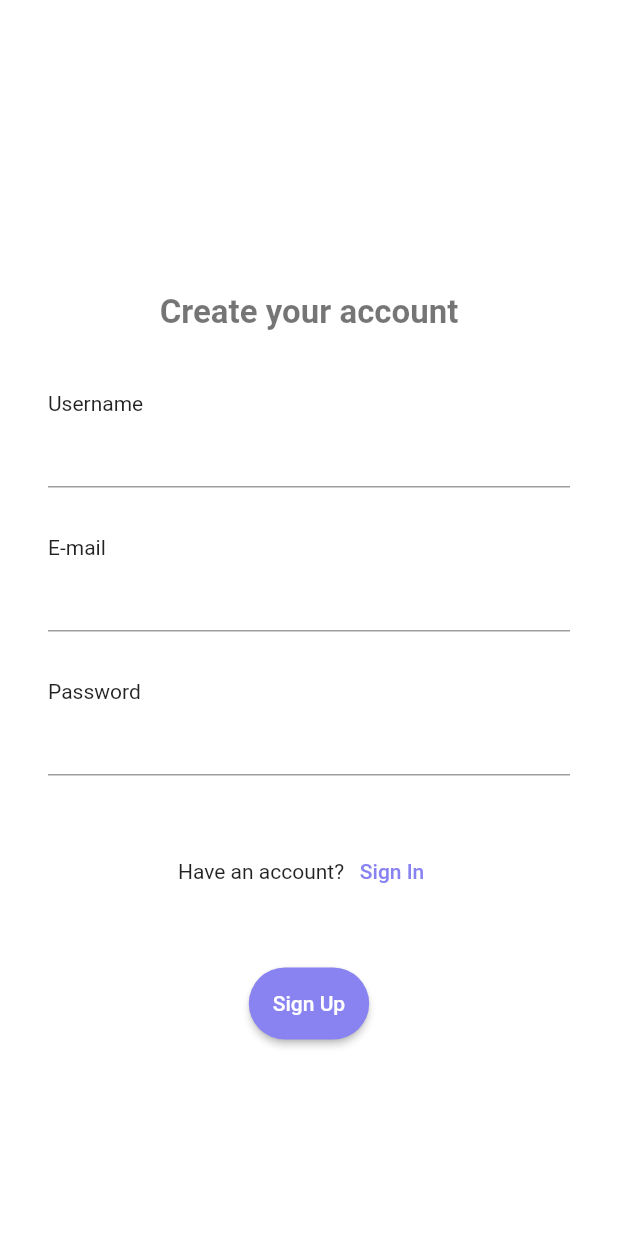
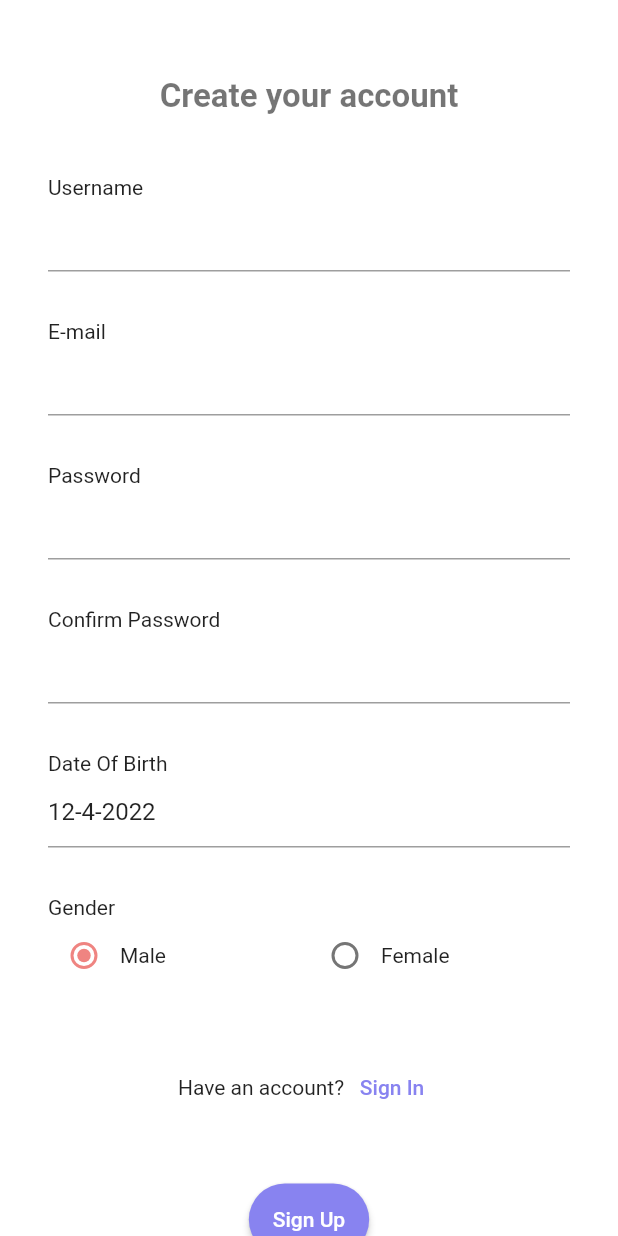
Before and after one commit to muiz6/healthy, a Flutter app: the screen it shows after launch, after a tap on "Sign Up", on a phone screen of 412 x 824 dp. Run offline on Flutter 3.47's test engine with Material 2 defaults, Android fonts, the phone set to English and light mode, and no system bars; our stand-ins replace camera, cloud_firestore, dio, dotted_border, firebase_core, firebase_storage and 4 more; accounts and stored records are empty.

Commit message:
sign up page improved

```diff
--- a/app/lib/main.dart
+++ b/app/lib/main.dart
@@ -20,7 +20,7 @@ class MyApp extends StatelessWidget {
       title: strings.appName,
       theme: theme.appTheme,
       home: SplashPage(),
-      defaultTransition: Transition.leftToRight,
+      defaultTransition: Transition.rightToLeft,
     );
   }
 }
--- a/app/lib/pages/sign_up_page.dart
+++ b/app/lib/pages/sign_up_page.dart
@@ -9,16 +9,34 @@ import 'package:healthy/strings.dart' as strings;
 import 'package:healthy/util/validators.dart' as validators;
 import 'package:healthy/widgets/scrollable_body.dart';
 
-class SignUpPage extends StatelessWidget {
+class SignUpPage extends StatefulWidget {
+  @override
+  State<SignUpPage> createState() => _SignUpPageState();
+}
+
+class _SignUpPageState extends State<SignUpPage> {
   final emailCtrl = TextEditingController();
   final formKey = GlobalKey<FormState>();
   final nameCtrl = TextEditingController();
   final pwdCtrl = TextEditingController();
+  final _confirmPwdCtrl = TextEditingController();
+  final _dobController = TextEditingController();
+  String _gender = 'male';
+  DateTime _dob = DateTime.now();
+  bool _loading = false;
+
+  @override
+  void initState() {
+    _dobController.value = TextEditingValue(text: _format(_dob));
+    super.initState();
+  }
 
   @override
   Widget build(BuildContext context) {
     return Scaffold(
-      body: ScrollableBody(
+      body: _loading
+          ? Center(child: CircularProgressIndicator())
+          : ScrollableBody(
               child: Form(
                 child: Column(
                   children: _buildColumnItems(context),
@@ -53,7 +71,45 @@ class SignUpPage extends StatelessWidget {
       TextFormField(
         controller: pwdCtrl,
         obscureText: true,
-        validator: validators.validatePassword,
+        validator: (value) => validators.validateConfirmPassword(
+          value,
+          _confirmPwdCtrl,
+        ),
+      ),
+      SizedBox(height: dimens.insetL),
+      Row(children: [Text('Confirm Password')]),
+      TextFormField(
+        controller: _confirmPwdCtrl,
+        obscureText: true,
+        validator: (value) => validators.validateConfirmPassword(
+          value,
+          pwdCtrl,
+        ),
+      ),
+      SizedBox(height: dimens.insetL),
+      Row(children: [Text('Date Of Birth')]),
+      TextFormField(
+        controller: _dobController,
+        readOnly: true,
+        onTap: () => _onPickDate(context),
+      ),
+      SizedBox(height: dimens.insetL),
+      Row(children: [Text('Gender')]),
+      Row(
+        children: [
+          Radio(
+            value: 'male',
+            groupValue: _gender,
+            onChanged: (String? value) => setState(() => _gender = value!),
+          ),
+          Expanded(child: Text('Male')),
+          Radio(
+            value: 'female',
+            groupValue: _gender,
+            onChanged: (String? value) => setState(() => _gender = value!),
+          ),
+          Expanded(child: Text('Female')),
+        ],
       ),
       SizedBox(height: 40),
       _signInMsg(),
@@ -86,18 +142,43 @@ class SignUpPage extends StatelessWidget {
     if (formKey.currentState?.validate() ?? false) {
       bool successful = false;
       try {
-        final result = await repository.signUp(
-            nameCtrl.text, emailCtrl.text, pwdCtrl.text);
+        setState(() => _loading = true);
+        final result = await repository.signUp({
+          'name': nameCtrl.text,
+          'email': emailCtrl.text,
+          'password': pwdCtrl.text,
+          'gender': _gender,
+          'dob': _dob,
+        });
         if (result != null) {
           successful = true;
           Get.offAll(SelectionPage());
         }
       } catch (e) {}
       if (!successful) {
+        await Future.delayed(Duration(seconds: 1));
+        setState(() => _loading = false);
         ScaffoldMessenger.of(context).showSnackBar(SnackBar(
           content: Text('Something went wrong'),
         ));
       }
     }
   }
+
+  Future<void> _onPickDate(BuildContext context) async {
+    final date = await showDatePicker(
+      context: context,
+      initialDate: _dob,
+      firstDate: DateTime(1900),
+      lastDate: DateTime.now(),
+    );
+    if (date != null) {
+      _dob = date;
+      _dobController.value = TextEditingValue(text: _format(_dob));
     }
+  }
+
+  String _format(DateTime date) {
+    return '${date.day}-${date.month}-${date.year}';
+  }
+}
--- a/app/lib/util/validators.dart
+++ b/app/lib/util/validators.dart
@@ -1,3 +1,5 @@
+import 'package:flutter/widgets.dart';
+
 String? validateEmail(String? value) {
   if (value != null && value.isEmpty ||
       !RegExp(r"^[a-zA-Z0-9.a-zA-Z0-9.!#$%&'*+-/=?^_`{|}~]+@[a-zA-Z0-9]+\.[a-zA-Z]+")
@@ -14,6 +16,17 @@ String? validatePassword(String? value) {
   return null;
 }
 
+String? validateConfirmPassword(
+    String? value, TextEditingController controller) {
+  if (value != null && value.length < 8) {
+    return 'Password must have atleast 8 characters!';
+  }
+  if (value != controller.value.text) {
+    return 'Password mismatch!';
+  }
+  return null;
+}
+
 String? validateName(String? value) {
   if (value != null && value.length < 8) {
     return 'Name must have atleast 8 characters!';
```
Also changed, not shown: app/lib/services/firestore.dart (+3 -8 lines), app/lib/services/repository.dart (+3 -4 lines). Lines whose indentation alone changed are shown as unchanged.
